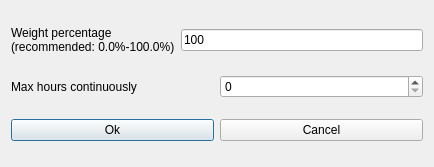
vonmecheln/fet, file fet/src/interface/modifyconstraintteachersmaxhourscontinuouslyform_template.ui: the form before one commit.
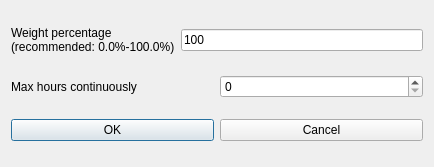
The form after the commit.

What changed in the file:
```diff
--- a/fet/src/interface/modifyconstraintteachersmaxhourscontinuouslyform_template.ui
+++ b/fet/src/interface/modifyconstraintteachersmaxhourscontinuouslyform_template.ui
@@ -70,7 +70,7 @@
      <item>
       <widget class="QPushButton" name="okPushButton">
        <property name="text">
-        <string>Ok</string>
+        <string>OK</string>
        </property>
       </widget>
      </item>
```
